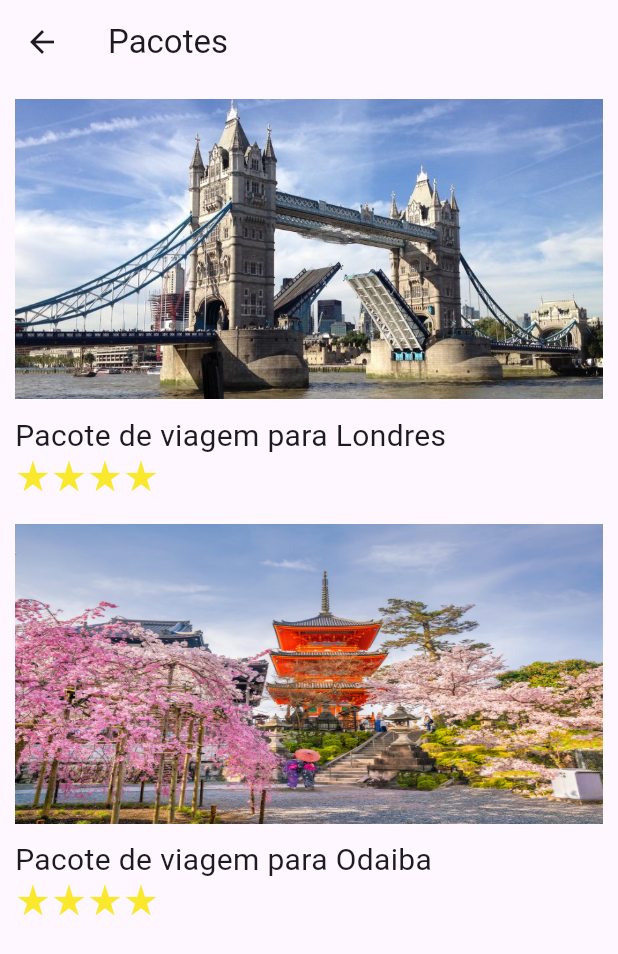
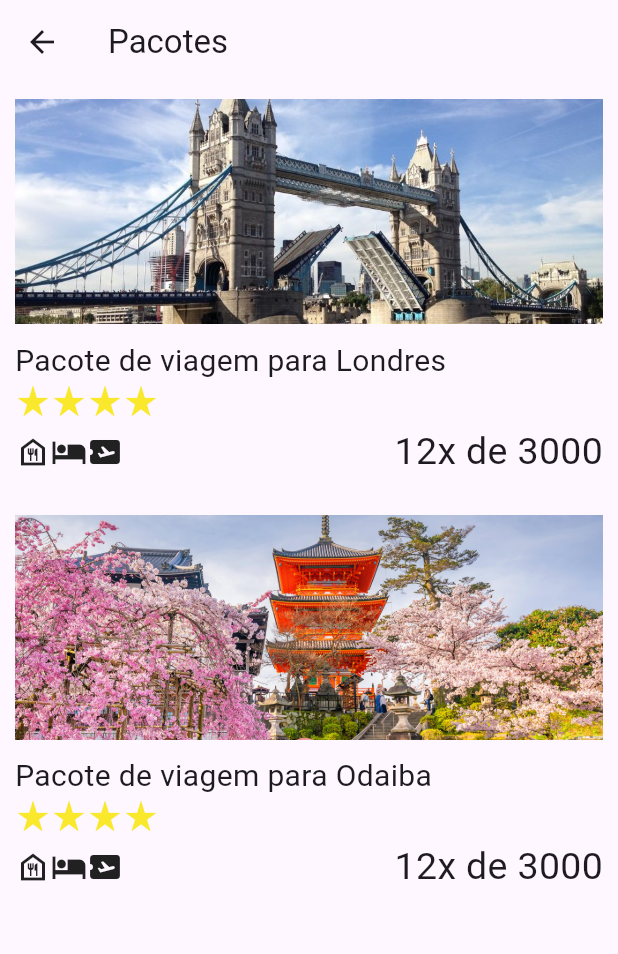
Before and after one commit to ThomazHilario/explore_the_world, a Flutter app: the Pacotes screen opened by its route, on a phone screen of 412 x 824 dp. Shown: the top 954 px of the screen. Run offline on Flutter 3.47's test engine with Material 3 defaults, Android fonts, the light colour scheme and no system bars.

Commit message:
Refactor(Pacotes): Adicionar icons e um texto sobre o pacote

```diff
--- a/lib/Pacotes/pacotes.dart
+++ b/lib/Pacotes/pacotes.dart
@@ -22,7 +22,7 @@ class Pacotes extends StatelessWidget {
                 children: [
                   Container(
                     margin: const EdgeInsets.only(bottom: 10),
-                    child: Image.asset('images/londres.jpg', fit: BoxFit.fill, height:200, width:MediaQuery.of(context).size.width,)
+                    child: Image.asset('images/londres.jpg', fit: BoxFit.cover, height:150, width:MediaQuery.of(context).size.width,)
                   ),
 
                   const Row(
@@ -38,6 +38,27 @@ class Pacotes extends StatelessWidget {
                       Icon(Icons.star_rate, color: Color.fromRGBO(249, 232, 43, 1)),
                       Icon(Icons.star_rate, color: Color.fromRGBO(249, 232, 43, 1)),
                     ],
+                  ),
+
+                  Row(
+                    mainAxisAlignment: MainAxisAlignment.spaceBetween,
+                    children: [
+                      Container(
+                        margin: const EdgeInsets.symmetric(vertical: 10),
+
+                        child: const Row(
+                          children: [
+                            Icon(Icons.food_bank_outlined),
+                            Icon(Icons.hotel),
+                            Icon(Icons.airplane_ticket)
+                          ],
+                        ),
+                      ),
+
+                      const Text("12x de 3000", style: TextStyle(
+                        fontSize: 25
+                      ),)
+                    ],
                   )
                 ],
               ),
@@ -52,7 +73,7 @@ class Pacotes extends StatelessWidget {
                 children: [
                   Container(
                     margin: const EdgeInsets.only(bottom: 10),
-                    child: Image.asset('images/odaiba.jpg', fit: BoxFit.fill, height:200, width:MediaQuery.of(context).size.width,)
+                    child: Image.asset('images/odaiba.jpg', fit: BoxFit.cover, height:150, width:MediaQuery.of(context).size.width,)
                   ),
 
                   const Row(
@@ -68,6 +89,28 @@ class Pacotes extends StatelessWidget {
                       Icon(Icons.star_rate, color: Color.fromRGBO(249, 232, 43, 1)),
                       Icon(Icons.star_rate, color: Color.fromRGBO(249, 232, 43, 1)),
                     ],
+                  ),
+
+
+                  Row(
+                    mainAxisAlignment: MainAxisAlignment.spaceBetween,
+                    children: [
+                      Container(
+                        margin: const EdgeInsets.symmetric(vertical: 10),
+
+                        child: const Row(
+                          children: [
+                            Icon(Icons.food_bank_outlined),
+                            Icon(Icons.hotel),
+                            Icon(Icons.airplane_ticket)
+                          ],
+                        ),
+                      ),
+
+                      const Text("12x de 3000",style: TextStyle(
+                        fontSize: 25
+                      ),)
+                    ],
                   )
                 ],
               ),
```
